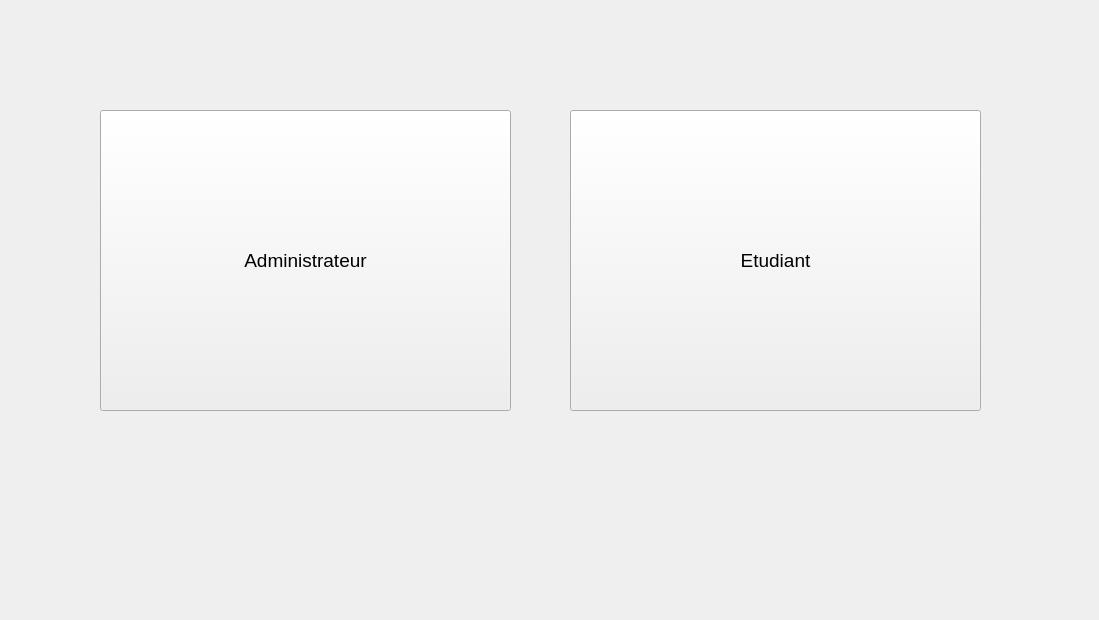
Old version of the form FirstPage.ui in the repository Ayoub101010/Apoge.
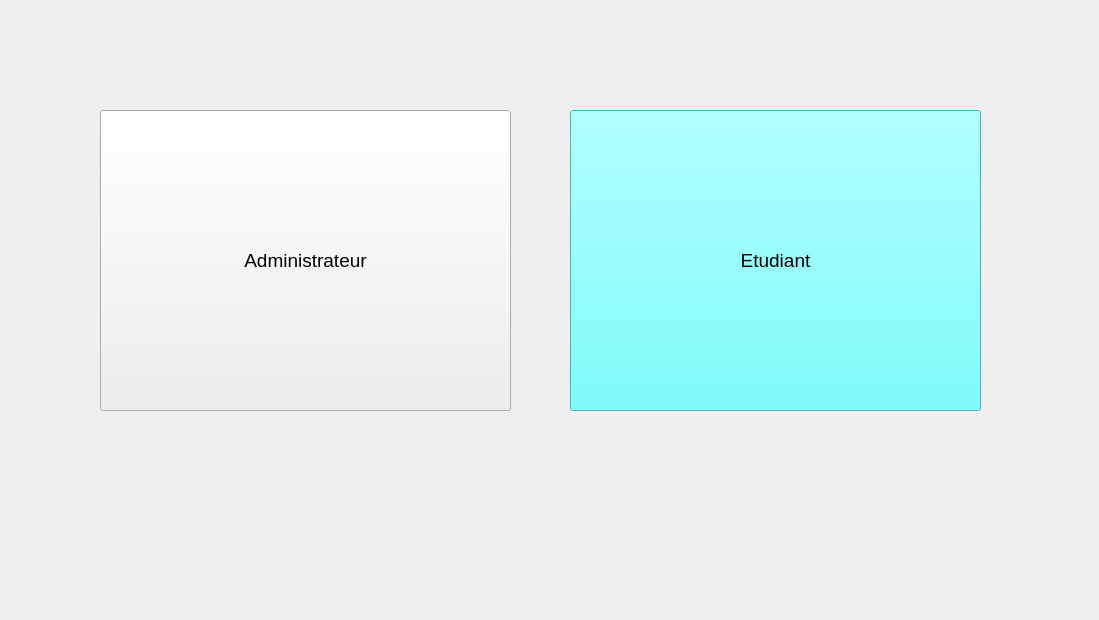
New version of the form. Icons and pictures are not drawn.

Diff of the .ui file:
```diff
--- a/FirstPage.ui
+++ b/FirstPage.ui
@@ -45,9 +45,25 @@
      <pointsize>14</pointsize>
     </font>
    </property>
+   <property name="autoFillBackground">
+    <bool>false</bool>
+   </property>
+   <property name="styleSheet">
+    <string notr="true">background-color: rgb(85, 255, 255);</string>
+   </property>
    <property name="text">
     <string>Etudiant</string>
    </property>
+   <property name="icon">
+    <iconset>
+     <normaloff>icons/Student.png</normaloff>icons/Student.png</iconset>
+   </property>
+   <property name="iconSize">
+    <size>
+     <width>120</width>
+     <height>120</height>
+    </size>
+   </property>
   </widget>
  </widget>
  <resources/>
```
Left out of the diff: 4 changed lines with no effect on the pictures.
